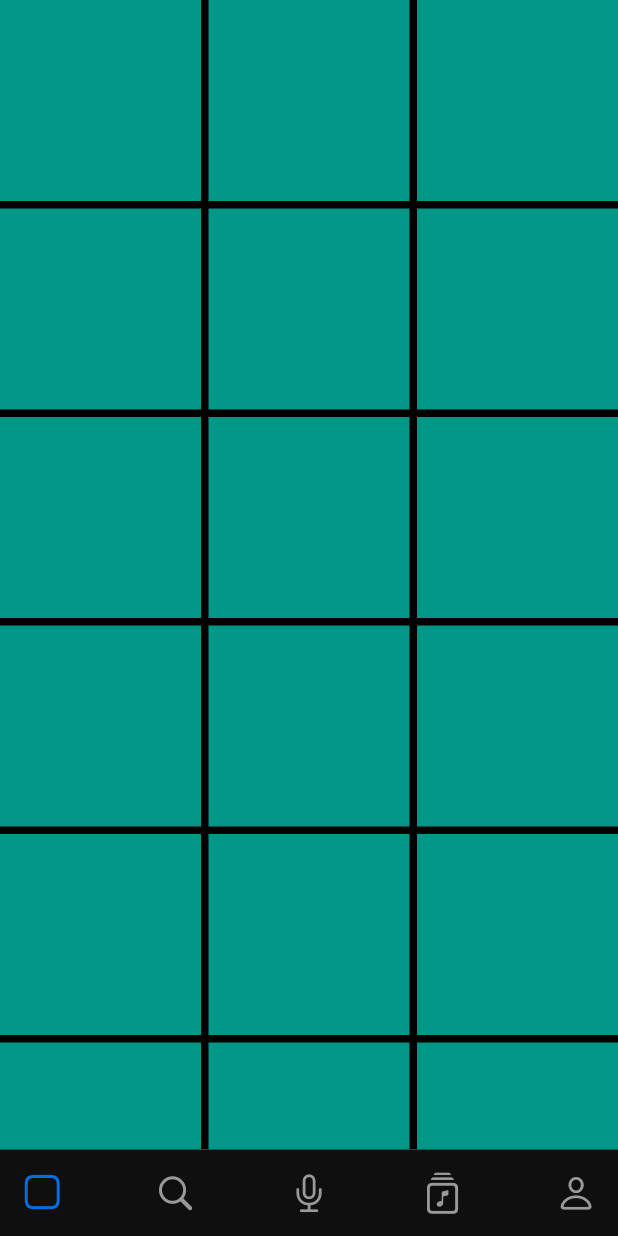
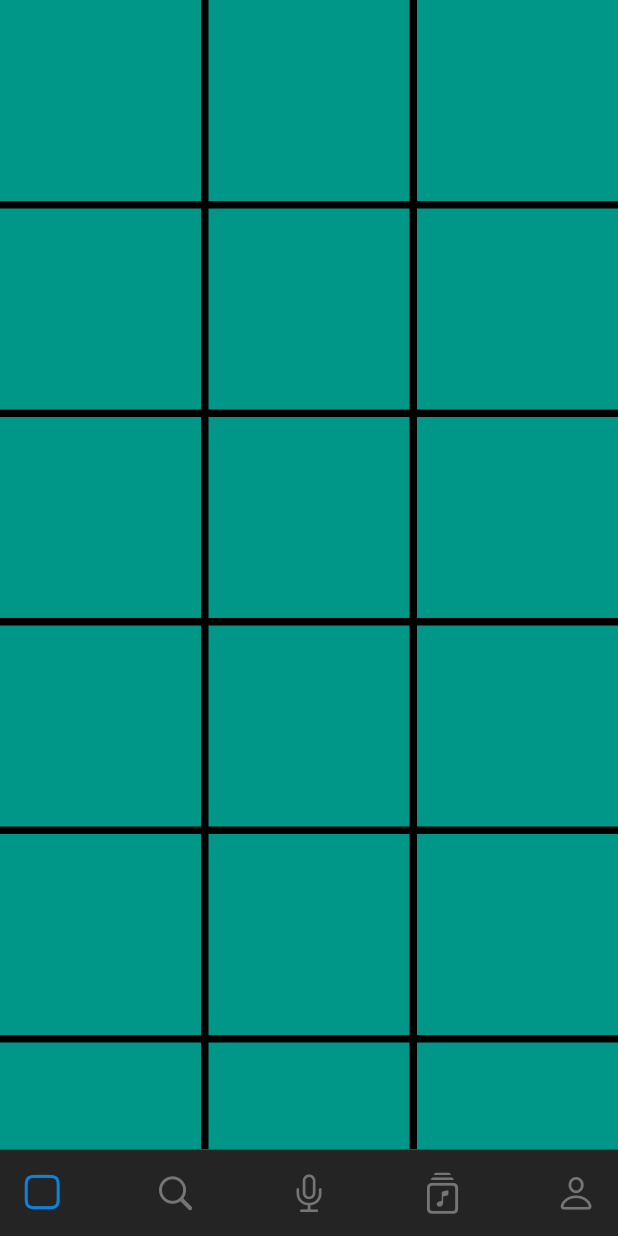
Before and after one commit to vijayshankarrealdeal/Awards, a Flutter app: the screen it shows after launch, on a phone screen of 412 x 824 dp. Run offline on Flutter 3.47's test engine with Material 2 defaults, Android fonts, the phone set to English and light mode, and no system bars; our stand-ins replace audioplayers, cloud_firestore, firebase_auth, firebase_core, firebase_storage, line_awesome_icons; missing offline and left inert: flutter_audio_recorder, flutter_webview_plugin; accounts and stored records are empty.

Commit message:
Switch to darkMode

```diff
--- a/lib/app/home/change.dart
+++ b/lib/app/home/change.dart
@@ -15,9 +15,9 @@ class ChangeofPage extends ChangeNotifier {
     3: true,
     4: true,
   };
-  final Color navbackground = Color.fromRGBO(0, 0, 0, 0.94);
-  final Color activeColor = Color.fromRGBO(0, 112, 225, 1);
-  final Color color = Color.fromRGBO(153, 153, 153, 1);
+  final Color navbackground = Color.fromRGBO(22, 22, 22, 0.94);
+  final Color activeColor = Color.fromRGBO(10, 132, 225, 1);
+  final Color color = Color.fromRGBO(117, 117, 117, 1);
   void kCallback(int index) {
     pageIndex = index;
 
```
